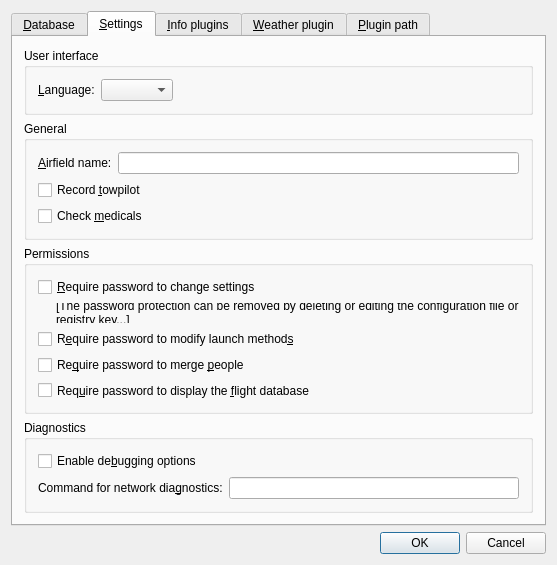
The window that src/gui/windows/SettingsWindow.ui (startkladde/startkladde) describes before a commit, drawn with Qt 5.
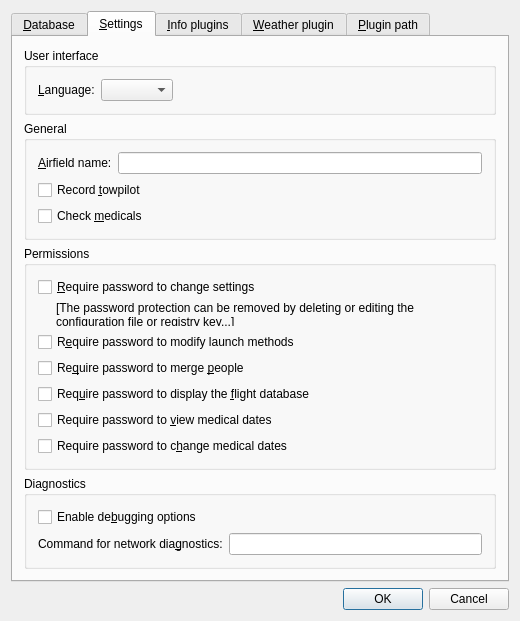
The same window after the commit. The open tabs and pages were chosen to show the change. Custom widgets are drawn as their Qt base class.

Commit message: Add options for password protecting medicals (functionality not implemented yet) Fix non-unique mnemonics in German translation of settings dialog

```diff
--- a/src/gui/windows/SettingsWindow.ui
+++ b/src/gui/windows/SettingsWindow.ui
@@ -6,8 +6,8 @@
    <rect>
     <x>0</x>
     <y>0</y>
-    <width>557</width>
-    <height>565</height>
+    <width>520</width>
+    <height>621</height>
    </rect>
   </property>
   <property name="windowTitle">
@@ -324,7 +324,7 @@
              <string>If enabled, the database password must be entered to modify launch methods</string>
             </property>
             <property name="text">
-             <string>R&amp;equire password to modify launch method&amp;s</string>
+             <string>R&amp;equire password to modify launch methods</string>
             </property>
            </widget>
           </item>
@@ -386,6 +386,20 @@
             </property>
            </widget>
           </item>
+          <item row="5" column="0">
+           <widget class="QCheckBox" name="protectViewMedicalsCheckbox">
+            <property name="text">
+             <string>Require password to &amp;view medical dates</string>
+            </property>
+           </widget>
+          </item>
+          <item row="6" column="0">
+           <widget class="QCheckBox" name="protectChangeMedicalsCheckbox">
+            <property name="text">
+             <string>Require password to c&amp;hange medical dates</string>
+            </property>
+           </widget>
+          </item>
          </layout>
         </widget>
        </item>
```
Left out of the diff: 2 changed lines with no effect on the pictures. The commit also changes 5 other files.
